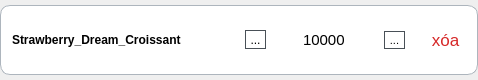
yuukun123/bakery-management-system, file UI/forms/employee/card_item.ui: the form before one commit.
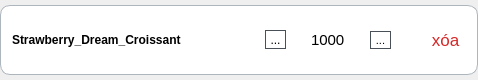
The form after the commit. Icons and pictures are not drawn.

```diff
--- a/UI/forms/employee/card_item.ui
+++ b/UI/forms/employee/card_item.ui
@@ -47,7 +47,7 @@
      </property>
      <layout class="QHBoxLayout" name="horizontalLayout_9">
       <property name="spacing">
-       <number>18</number>
+       <number>15</number>
       </property>
       <property name="leftMargin">
        <number>11</number>
@@ -156,7 +156,7 @@
            </property>
            <property name="maximumSize">
             <size>
-             <width>16777215</width>
+             <width>50</width>
              <height>50</height>
             </size>
            </property>
@@ -166,7 +166,7 @@
             </font>
            </property>
            <property name="text">
-            <string>10000</string>
+            <string>1000</string>
            </property>
            <property name="alignment">
             <set>Qt::AlignCenter</set>
```
